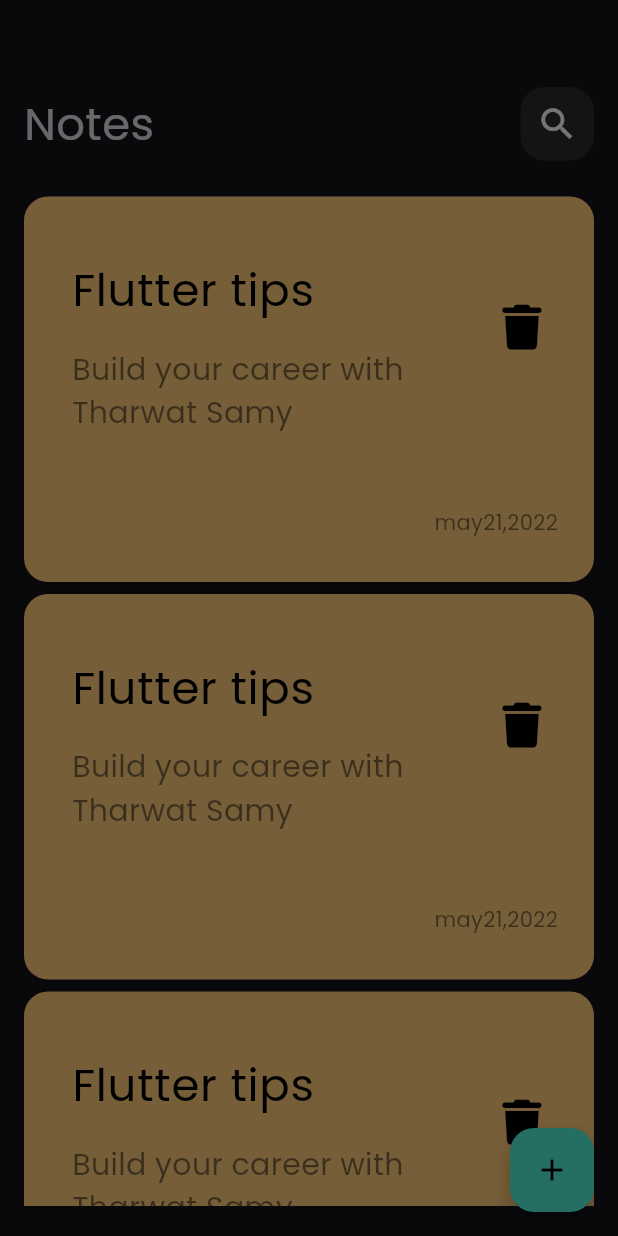
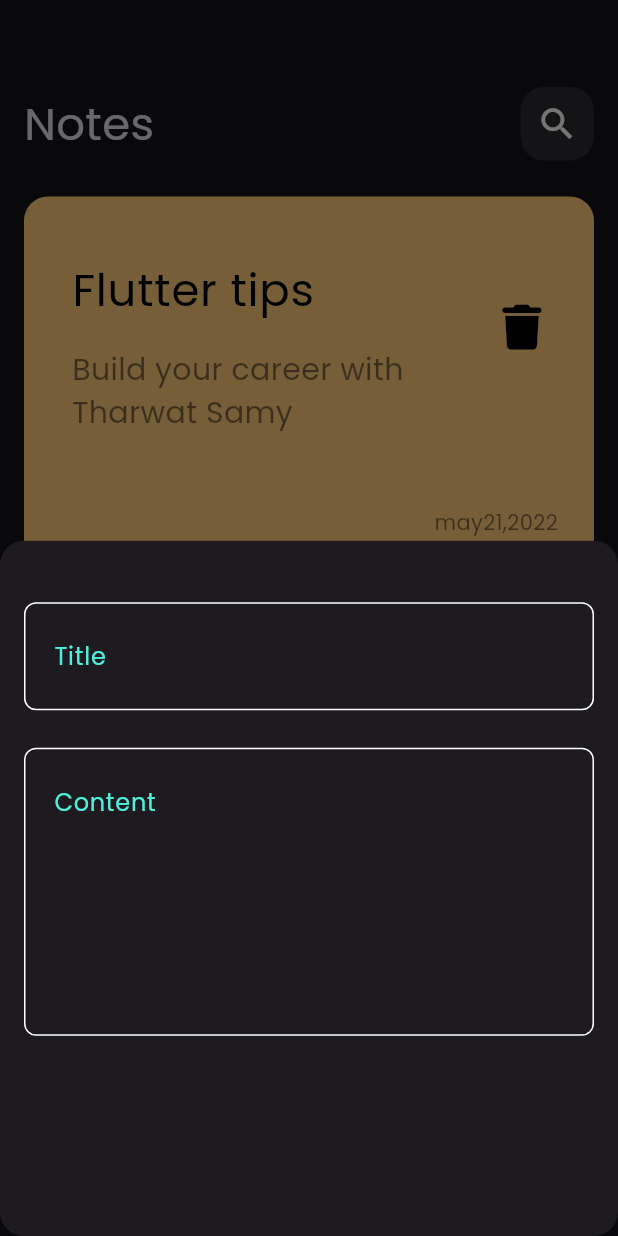
Before and after one commit to SherifMohamed4488/notes_app, a Flutter app: the screen it shows after launch, after a tap on the "add" icon, on a phone screen of 412 x 824 dp. Run offline on Flutter 3.47's test engine with Material 3 defaults, Android fonts, the phone set to English and light mode, and no system bars; our stand-ins replace font_awesome_flutter.

Commit message:
add fields to notes button sheeet

```diff
--- a/lib/widgets/add_note_bottom_sheet.dart
+++ b/lib/widgets/add_note_bottom_sheet.dart
@@ -1,4 +1,5 @@
 import 'package:flutter/material.dart';
+import 'package:notes_app_project_tenth/widgets/custom_text_feild.dart';
 
 
 class AddNoteBottomSheet extends StatelessWidget {
@@ -11,11 +12,21 @@
     return Container(
 
 
-      child: Column(
-        children: [
+      child: Padding(
+        padding: const EdgeInsets.all(16),
+        child: Column(
+          children: [
+
+            SizedBox(height: 25,),
+
+            CustomTextFeild(hint: "Title",),
+            SizedBox(height: 25,),
+            CustomTextFeild(hint: "Content", maxLines: 6,),
 
 
-        ],
+
+          ],
+        ),
       ),
     );
   }
--- /dev/null
+++ b/lib/widgets/constants.dart
@@ -0,0 +1,4 @@
+
+import 'dart:ui';
+
+const kPrimaryColor  = Color(0xff4EF0DB);
--- /dev/null
+++ b/lib/widgets/custom_text_feild.dart
@@ -0,0 +1,51 @@
+import 'package:flutter/material.dart';
+import 'package:flutter/widgets.dart';
+import 'package:notes_app_project_tenth/widgets/constants.dart';
+
+
+class CustomTextFeild extends StatelessWidget {
+  CustomTextFeild( {required this.hint , this.maxLines = 1});
+
+  final String hint ;
+
+
+  final int maxLines;
+
+
+  @override
+  Widget build(BuildContext context) {
+
+
+    return TextField(
+
+
+      cursorColor:kPrimaryColor,
+
+      maxLines: maxLines,
+      decoration: InputDecoration(
+        contentPadding: EdgeInsets.symmetric(vertical: 24 , horizontal: 16),
+        hintText: hint,
+        hintStyle: TextStyle(color: kPrimaryColor , fontSize: 16),
+
+        enabledBorder: outlineBorder(Colors.white),
+        focusedBorder: outlineBorder(kPrimaryColor),
+      ),
+
+    );
+
+
+  }
+
+  OutlineInputBorder outlineBorder([color]) {
+
+
+    return OutlineInputBorder(
+      borderRadius: BorderRadius.circular(8),
+      borderSide: BorderSide(color: color),
+
+
+
+
+    );
+  }
+}
```
